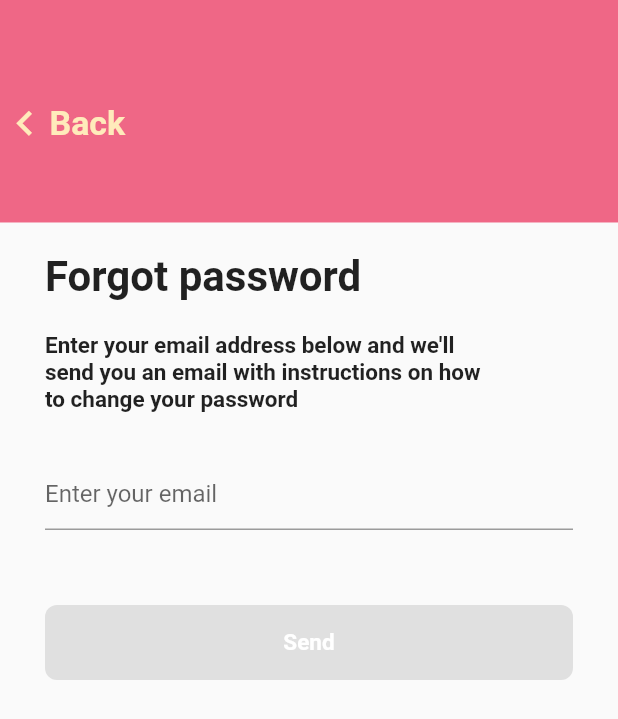
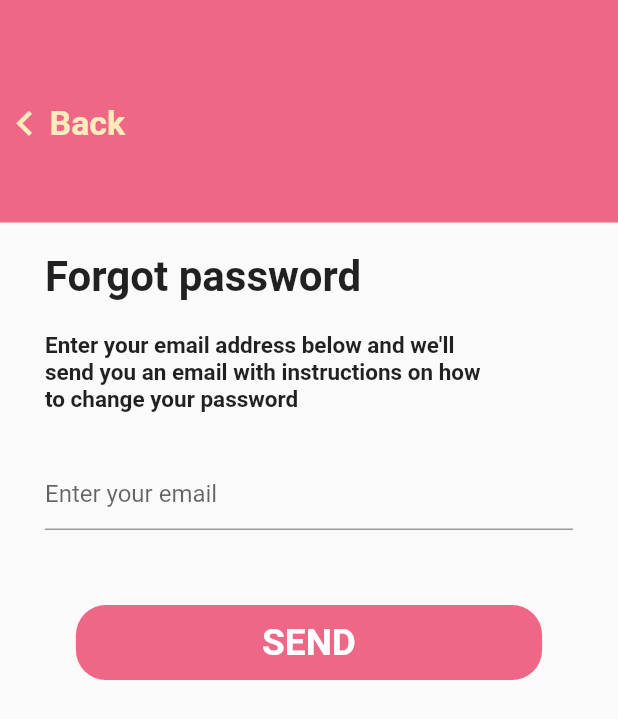
Before and after one commit to sanjujr/foresee_cycle, a Flutter app: the screen it shows after launch, after a tap on "Skip", after a tap on "Forgot Password", on a phone screen of 412 x 824 dp. Shown: the top 719 px of the screen. Run offline on Flutter 3.47's test engine with Material 2 defaults, Android fonts, the phone set to English and light mode, and no system bars; our stand-ins replace firebase_auth, firebase_core; accounts and stored records are empty.

Commit message:
Splashscreen added, app name and icon are changed, connected with firebase

```diff
--- a/lib/main.dart
+++ b/lib/main.dart
@@ -1,7 +1,11 @@
 import 'package:flutter/material.dart';
-import 'package:foresee_cycles/pages/welcome.dart';
+import 'package:firebase_core/firebase_core.dart';
 
-void main() {
+import 'package:foresee_cycles/pages/splash.dart';
+
+void main() async {
+  WidgetsFlutterBinding.ensureInitialized();
+  await Firebase.initializeApp();
   runApp(MyApp());
 }
 
@@ -10,11 +14,8 @@ class MyApp extends StatelessWidget {
   Widget build(BuildContext context) {
     return MaterialApp(
       title: 'Foresee Cycles',
-      theme: ThemeData(
-        primarySwatch: Colors.blue,
-      ),
       debugShowCheckedModeBanner: false,
-      home: WelcomeScreen(),
+      home: SplashScreen(),
     );
   }
 }
--- a/lib/pages/auth/forgot_password.dart
+++ b/lib/pages/auth/forgot_password.dart
@@ -84,11 +84,7 @@ class ForgotPasswordScreen extends StatelessWidget {
                             },
                             decoration: InputDecoration(
                               hintText: 'Enter your email',
-
-                              //labelText: "Enter your email",
-
-                              labelStyle:
-                              TextStyle(color: Colors.black26, fontSize: 8),
+                              labelStyle: TextStyle(color: Colors.black26, fontSize: 8),
                             ),
                           ),
                           SizedBox(
@@ -98,23 +94,32 @@ class ForgotPasswordScreen extends StatelessWidget {
                             onTap: () {
 
                             },
+                            child: Padding(
+                              padding: EdgeInsets.symmetric(horizontal: screenSize.width * 0.05),
+                              child: GestureDetector(
                                 child: Container(
-                                height: 50,
-                                width: 170,
+                                  height: 50.0,
+                                  width: MediaQuery.of(context).size.width,
                                   decoration: BoxDecoration(
-                                  color: Theme.of(context).buttonColor,
-                                  borderRadius: BorderRadius.circular(8),
+                                      color: CustomColors.primaryColor,
+                                      borderRadius: BorderRadius.all(Radius.circular(20))
                                   ),
                                   child: Center(
                                     child: Text(
-                                    'Send',
+                                      'send'.toUpperCase(),
                                       style: TextStyle(
                                           color: Colors.white,
-                                        fontSize: 15,
-                                        fontWeight: FontWeight.bold),
-                                    textAlign: TextAlign.center,
+                                          fontSize: screenSize.width * 0.06,
+                                          fontWeight: FontWeight.bold
                                       ),
-                                )),
+                                    ),
+                                  ),
+                                ),
+                                onTap: () {
+                                  print("Forgot Password Button Pressed");
+                                },
+                              ),
+                            ),
                           ),
                         ],
                       ),
--- /dev/null
+++ b/lib/pages/splash.dart
@@ -0,0 +1,104 @@
+import 'package:flutter/material.dart';
+import 'package:flutter/services.dart';
+import 'dart:async';
+import 'package:firebase_auth/firebase_auth.dart';
+
+
+import 'package:foresee_cycles/pages/welcome.dart';
+import 'package:foresee_cycles/utils/constant_data.dart';
+import 'home.dart';
+
+class SplashScreen extends StatefulWidget {
+  @override
+  _SplashScreenState createState() => _SplashScreenState();
+}
+
+// Variables used
+bool isUser = false;
+
+class _SplashScreenState extends State<SplashScreen> {
+  @override
+  void initState() {
+    isUserSignedIn();
+    super.initState();
+  }
+  void isUserSignedIn() {
+    FirebaseAuth.instance
+      .authStateChanges()
+      .listen((User user) {
+        if (user == null) {
+          print('User is currently signed out!');
+          setState(() {
+            isUser = false;
+          });
+          // return false;
+        } else {
+          print('User is signed in!');
+          setState(() {
+            isUser = true;
+          });
+          // return true;
+        }
+      },
+    );
+
+    if (isUser == false) {
+      //Navigate to welcomescreen
+      Timer(Duration(seconds: 2), () => Navigator.of(context).pushReplacement(MaterialPageRoute(builder: (context) => WelcomeScreen())));
+    } else {
+      //navigate to homescreen
+      Timer(Duration(seconds: 2), () => Navigator.of(context).pushReplacement(MaterialPageRoute(builder: (context) => HomeScreen())));
+    }
+  }
+
+  @override
+  Widget build(BuildContext context) {
+    SystemChrome.setPreferredOrientations([
+      DeviceOrientation.portraitUp,
+      DeviceOrientation.portraitDown,
+    ]);
+
+    //find screen width and height
+    Size screenSize = MediaQuery.of(context).size;
+
+    return Scaffold(
+      body: Container(
+        decoration: BoxDecoration(
+          gradient: LinearGradient(
+            begin: Alignment.topCenter,
+            end: Alignment.bottomCenter,
+            stops: [0.1, 0.4, 0.7, 0.9],
+            colors: [
+              Color(0xFFffebbb),
+              Color(0xFFfbceac),
+              Color(0xFFf48988),
+              Color(0xFFef6786),
+            ],
+          ),
+        ),
+        child: Center(
+          child: Column(
+            mainAxisAlignment: MainAxisAlignment.center,
+            children: [
+              ClipRect(
+                child: CircleAvatar(
+                  backgroundImage: AssetImage(ConstantsData.splashImage),
+                  radius: screenSize.width * 0.15,
+                ),
+              ),
+              SizedBox(height: screenSize.height * 0.03),
+              Text(
+                "Foresee Cycle",
+                style: TextStyle(
+                  color: Colors.white,
+                  fontSize: screenSize.width * 0.07,
+                  fontWeight: FontWeight.bold
+                ),
+              )
+            ],
+          ),
+        ),
+      ),
+    );
+  }
+}
--- a/pubspec.yaml
+++ b/pubspec.yaml
@@ -28,6 +28,9 @@ dependencies:
   # The following adds the Cupertino Icons font to your application.
   # Use with the CupertinoIcons class for iOS style icons.
   cupertino_icons: ^1.0.2
+  firebase_auth: ^1.1.2
+  firebase_core: ^1.1.0
+  firebase_core_web: ^1.0.2
 
 dev_dependencies:
   flutter_test:
```
Also changed, not shown: lib/pages/auth/signup.dart (+22 -0 lines), lib/utils/constant_data.dart (+1 -17 lines), assets/images/appIcon.png (added), assets/images/splashImage.png (added), pubspec.lock, 9 other files. Lines whose indentation alone changed are shown as unchanged.
